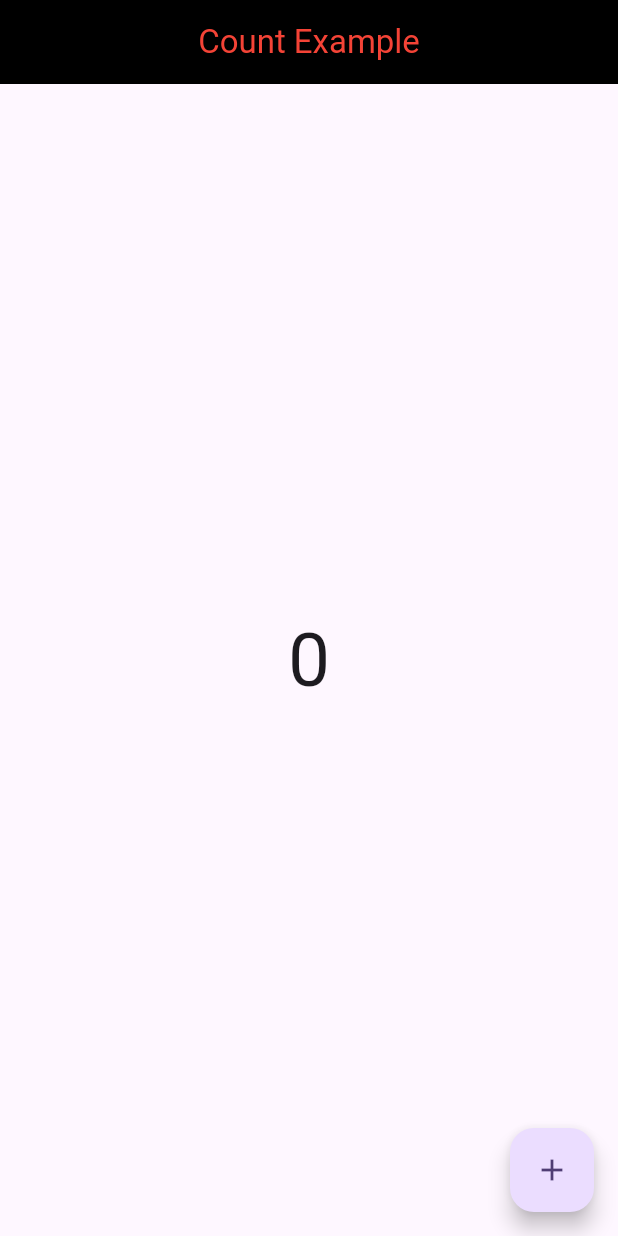
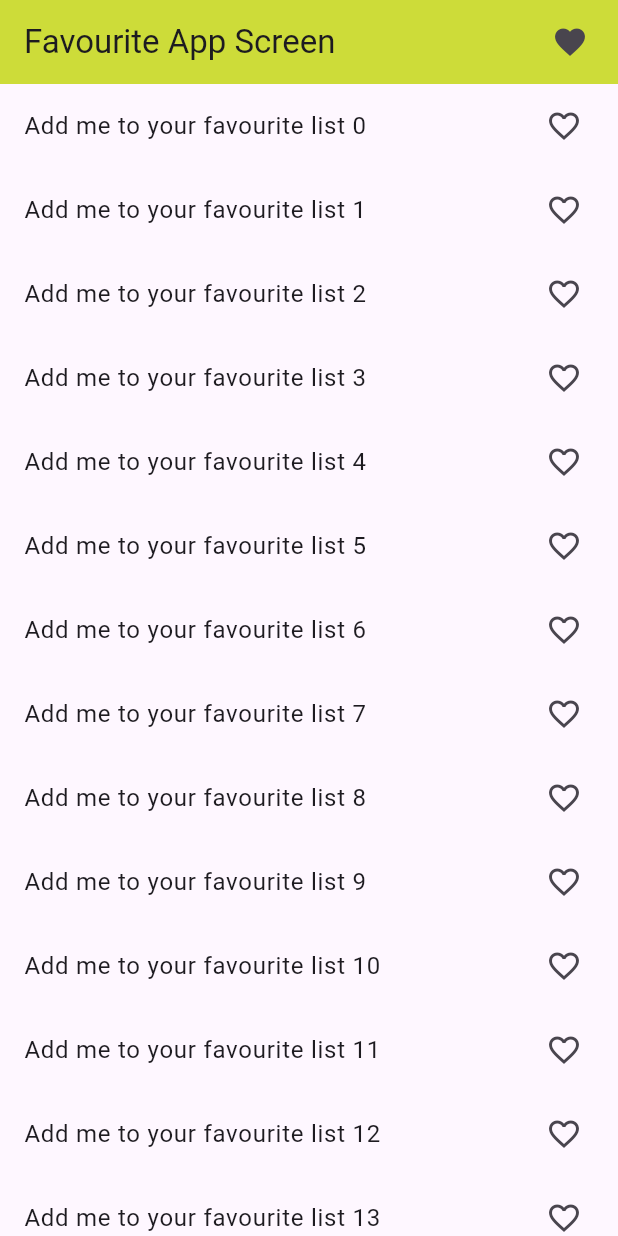
Before and after one commit to saadmomand6/Provider-Examples, a Flutter app: the screen it shows after launch, on a phone screen of 412 x 824 dp. Run offline on Flutter 3.47's test engine with Material 2 defaults, Android fonts, the phone set to English and light mode, and no system bars.

Commit message:
favourite app with provider

```diff
--- a/lib/main.dart
+++ b/lib/main.dart
@@ -1,8 +1,9 @@
 import 'package:flutter/material.dart';
 import 'package:provider/provider.dart';
 import 'package:provider_with_mvvm_and_rest_apis/provider/count_provider.dart';
+import 'package:provider_with_mvvm_and_rest_apis/provider/favourite_provider.dart';
 import 'package:provider_with_mvvm_and_rest_apis/provider/multiprovider_example.dart';
-import 'package:provider_with_mvvm_and_rest_apis/screens/count_example.dart';
+import 'package:provider_with_mvvm_and_rest_apis/screens/favourite/favourite_screen.dart';
 
 void main() {
   runApp(const MyApp());
@@ -15,10 +16,9 @@ class MyApp extends StatelessWidget {
   Widget build(BuildContext context) {
     return MultiProvider(
       providers: [
-        ChangeNotifierProvider(
-          create: (_) => CountProvider(),
-        ),
-        ChangeNotifierProvider(create: (_) => MultipleProviderExample())
+        ChangeNotifierProvider(create: (_) => CountProvider()),
+        ChangeNotifierProvider(create: (_) => MultipleProviderExample()),
+        ChangeNotifierProvider(create: (_) => Favouriteitem()),
       ],
       child: MaterialApp(
         title: 'Provider With MVVM and Rest APIs',
@@ -26,7 +26,7 @@ class MyApp extends StatelessWidget {
           colorScheme: ColorScheme.fromSeed(seedColor: Colors.deepPurple),
           useMaterial3: true,
         ),
-        home: const CountExapmle(),
+        home: const FavouriteScreen(),
       ),
     );
   }
--- /dev/null
+++ b/lib/provider/favourite_provider.dart
@@ -0,0 +1,22 @@
+import 'package:flutter/material.dart';
+
+class Favouriteitem with ChangeNotifier {
+  final List<int> _selecteditems = [];
+  List<int> get selecteditem => _selecteditems;
+
+  void additem(int value) {
+    _selecteditems.add(value);
+    notifyListeners();
+  }
+
+  void removeitemformyfavouritesscreen(int value) {
+    _selecteditems.removeAt(value);
+    notifyListeners();
+  }
+
+//only to remove item from favorite screen also
+  void removeitemforfavouritescreen(int value) {
+    _selecteditems.remove(value);
+    notifyListeners();
+  }
+}
--- /dev/null
+++ b/lib/screens/favourite/favourite_screen.dart
@@ -0,0 +1,64 @@
+import 'package:flutter/material.dart';
+import 'package:provider/provider.dart';
+
+import '../../provider/favourite_provider.dart';
+import 'my_favourite.dart';
+
+class FavouriteScreen extends StatefulWidget {
+  const FavouriteScreen({super.key});
+
+  @override
+  State<FavouriteScreen> createState() => _FavouriteScreenState();
+}
+
+class _FavouriteScreenState extends State<FavouriteScreen> {
+  @override
+  Widget build(BuildContext context) {
+    return Scaffold(
+      appBar: AppBar(
+        title: const Text('Favourite App Screen'),
+        backgroundColor: Colors.lime,
+        actions: [
+          InkWell(
+              onTap: () {
+                Navigator.push(
+                    context,
+                    MaterialPageRoute(
+                        builder: (context) => const MyFavouriteItems()));
+              },
+              child: const Icon(Icons.favorite)),
+          const SizedBox(
+            width: 20,
+          )
+        ],
+      ),
+      body: Column(
+        children: [
+          Expanded(
+            child: ListView.builder(
+                itemCount: 20,
+                itemBuilder: (context, index) {
+                  return Consumer<Favouriteitem>(
+                    builder: (context, value, child) {
+                      return ListTile(
+                        onTap: () {
+                          if (value.selecteditem.contains(index)) {
+                            value.removeitemforfavouritescreen(index);
+                          } else {
+                            value.additem(index);
+                          }
+                        },
+                        title: Text('Add me to your favourite list $index'),
+                        trailing: value.selecteditem.contains(index)
+                            ? const Icon(Icons.favorite)
+                            : const Icon(Icons.favorite_border_outlined),
+                      );
+                    },
+                  );
+                }),
+          )
+        ],
+      ),
+    );
+  }
+}
```
Also changed, not shown: lib/screens/favourite/my_favourite.dart (added, +45 -0 lines).
